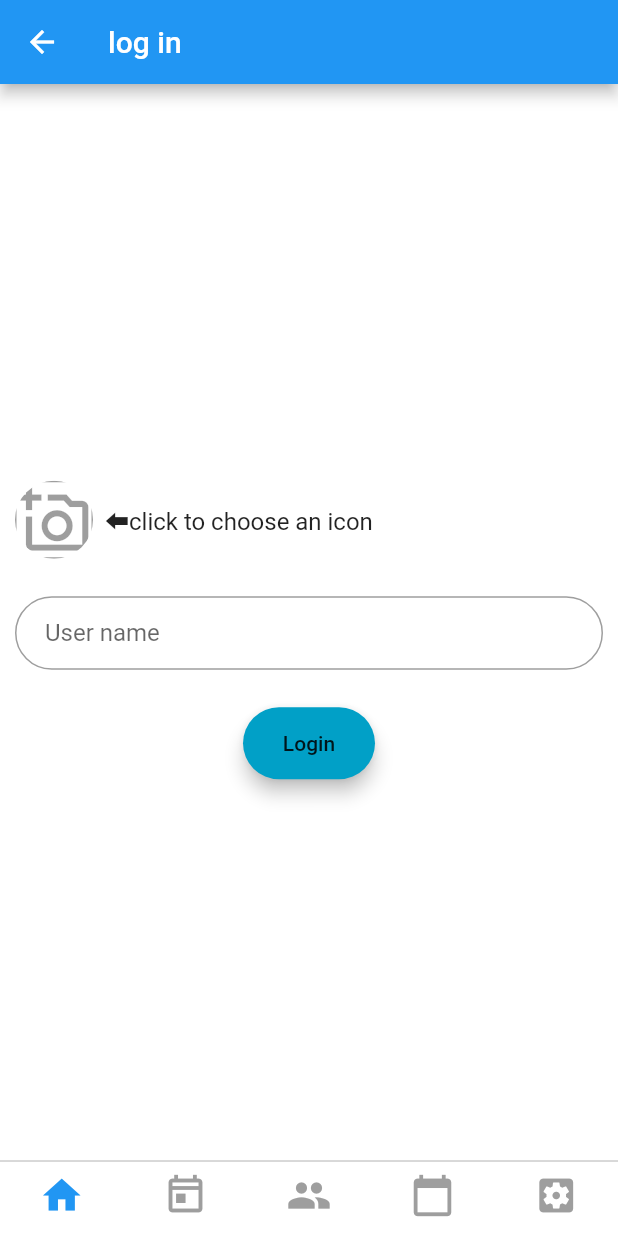
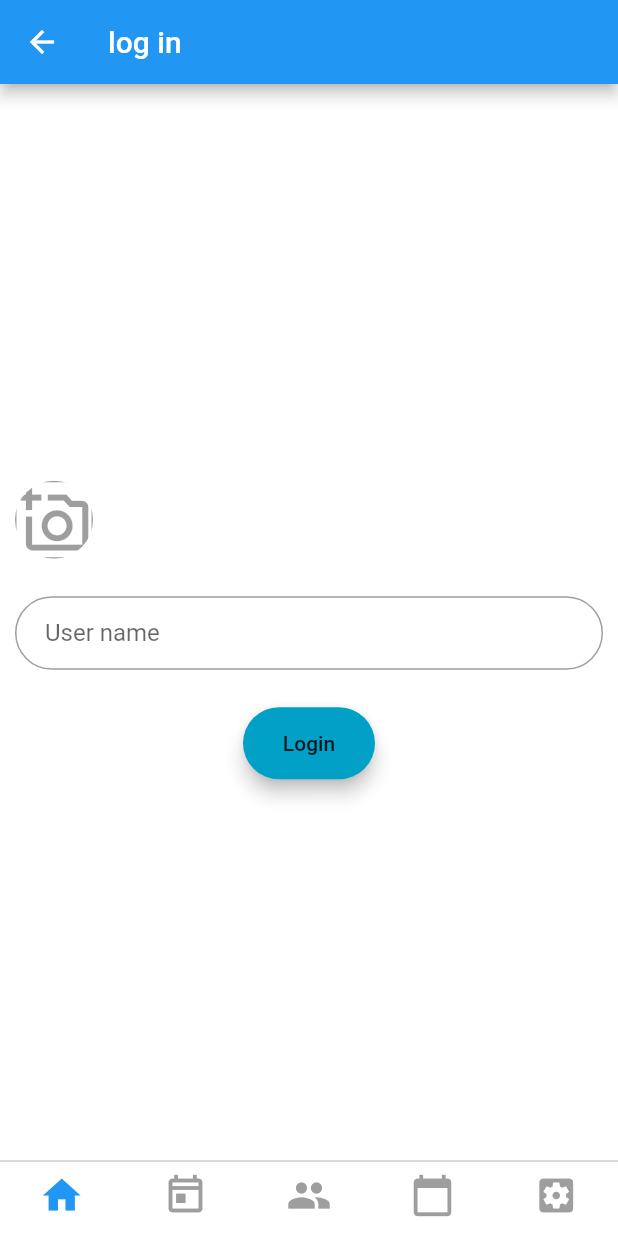
Before and after one commit to kabigon-li/flutter-practice, a Flutter app: the screen it shows after launch, after a tap on the "account circle" icon, on a phone screen of 412 x 824 dp. Run offline on Flutter 3.47's test engine with Material 2 defaults, Android fonts, the phone set to English and light mode, and no system bars; our stand-ins replace flutter_calendar_carousel, fluttertoast, image_picker, sqflite; accounts and stored records are empty.

Commit message:
update: home Icon and name function

```diff
--- a/lib/pages/loginPage.dart
+++ b/lib/pages/loginPage.dart
@@ -74,18 +74,18 @@ class _LoginPageState extends State<LoginPage> {
                     ),
             ),
           ),
-          Container(
-            // decoration: BoxDecoration(
-            //   border: Border.all(color: Colors.grey[300]),
-            // ),
-            child: Padding(
-              padding: const EdgeInsets.all(8.0),
-              child: Text(
-                '⬅️click to choose an icon',
-                style: TextStyle(fontSize: 16),
-              ),
-            ),
-          ),
+          // Container(
+          //   // decoration: BoxDecoration(
+          //   //   border: Border.all(color: Colors.grey[300]),
+          //   // ),
+          //   child: Padding(
+          //     padding: const EdgeInsets.all(8.0),
+          //     child: Text(
+          //       '⬅️click to choose an icon',
+          //       style: TextStyle(fontSize: 16),
+          //     ),
+          //   ),
+          // ),
         ],
       ),
     );
--- a/lib/tab/home.dart
+++ b/lib/tab/home.dart
@@ -41,7 +41,6 @@ class _HomeState extends State<Home> with SingleTickerProviderStateMixin {
     return Scaffold(
       // 左ドロアー
       drawer: Drawer(
-
         key: drawerKey,
         child: Column(
           children: [
@@ -104,7 +103,15 @@ class _HomeState extends State<Home> with SingleTickerProviderStateMixin {
                             //fontFamily: 'Cursive',
                           ),
                         )
-                      : Text(''),
+                      : Text(
+                          '＠Memolady',
+                          style: TextStyle(
+                            fontSize: 25,
+                            color: Colors.grey[700],
+                            fontWeight: FontWeight.bold,
+                            //fontFamily: 'Cursive',
+                          ),
+                        ),
 
                   accountEmail: Text('@WetchatMemo.kabigon'),
 
@@ -260,64 +267,20 @@ class _HomeState extends State<Home> with SingleTickerProviderStateMixin {
               //用户头像，保存ID名称和头像图片之后显示
               Row(
                 children: [
-                  //当image不为空时，显示图片
+                  //当image不为空时，显示头像
                   widget.image != null
-                      ? ClipOval(
-                          child: Image.file(
-                            widget.image,
-                            height: 50,
-                            width: 50,
-                            fit: BoxFit.cover,
-                          ),
-                        )
+                      ? _buildHomeIconImage()
                       //image为空时显示空
-                      : Container(),
-
+                      : _buildHomeIconBlank(),
                   // 用户ID，保存ID名称和头像图片之后显示
-                  Padding(
-                    padding: const EdgeInsets.all(8.0),
-                    child: widget.idtext != null
-                        ? Text(
-                            widget.idtext,
-                            style: TextStyle(
-                              fontSize: 25,
-                              color: Colors.grey[700],
-                              fontWeight: FontWeight.bold,
-                              //fontFamily: 'Cursive',
-                            ),
-                          )
-                        : Row(
-                            children: [
-                              MaterialButton(
-                                onPressed: () {
-                                  Navigator.push(
-                                    context,
-                                    MaterialPageRoute(
-                                      builder: (context) => LoginPage(),
-                                    ),
-                                  );
-                                },
-                                child: Material(
-                                  elevation: 5.0,
-                                  borderRadius: BorderRadius.circular(30.0),
-                                  //color: Color(0xff01A0C7),
-                                  child: Icon(
-                                    Icons.account_circle,
-                                    size: 60,
-                                    color: Colors.grey[700],
-                                  ),
-                                ),
-                              ),
-                            ],
-                          ),
-                  ),
+                  if (widget.idtext != null)
+                    Padding(
+                      padding: const EdgeInsets.all(8.0),
+                      child: _buildHomeName(),
+                    ),
                 ],
               ),
-
-              SizedBox(
-                height: 40,
-              ),
-
+              SizedBox(height: 40),
               //点击之后进入聊天页面
               GestureDetector(
                 onTap: () {
@@ -358,4 +321,55 @@ class _HomeState extends State<Home> with SingleTickerProviderStateMixin {
       ),
     );
   }
+
+// 関数はWidget　buildの外で書く
+  Widget _buildHomeIconImage() {
+    return ClipOval(
+      child: Image.file(
+        widget.image,
+        height: 50,
+        width: 50,
+        fit: BoxFit.cover,
+      ),
+    );
+  }
+
+  Widget _buildHomeIconBlank() {
+    return Row(
+      children: [
+        MaterialButton(
+          onPressed: () {
+            Navigator.push(
+              context,
+              MaterialPageRoute(
+                builder: (context) => LoginPage(),
+              ),
+            );
+          },
+          child: Material(
+            elevation: 5.0,
+            borderRadius: BorderRadius.circular(30.0),
+            //color: Color(0xff01A0C7),
+            child: Icon(
+              Icons.account_circle,
+              size: 60,
+              color: Colors.grey[700],
+            ),
+          ),
+        ),
+      ],
+    );
+  }
+
+  Widget _buildHomeName() {
+    return Text(
+      widget.idtext,
+      style: TextStyle(
+        fontSize: 25,
+        color: Colors.grey[700],
+        fontWeight: FontWeight.bold,
+        //fontFamily: 'Cursive',
+      ),
+    );
+  }
 }
```
